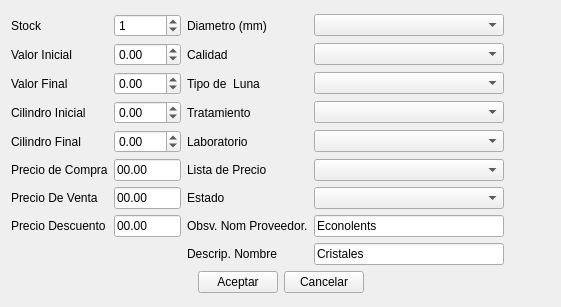
Above: producto/ui_agregarluna.ui from rodety/Jireh before the change. Below: the same form after it.
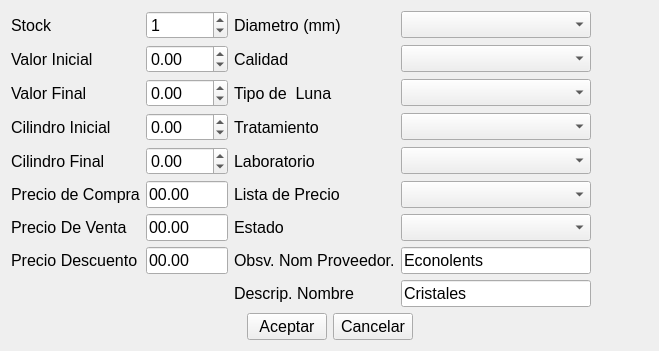
That is the form after the change. Icons and pictures are not drawn. Custom widgets are drawn as their Qt base class.

What changed in the file:
```diff
--- a/producto/ui_agregarluna.ui
+++ b/producto/ui_agregarluna.ui
@@ -6,10 +6,15 @@
    <rect>
     <x>0</x>
     <y>0</y>
-    <width>528</width>
-    <height>307</height>
+    <width>652</width>
+    <height>328</height>
    </rect>
   </property>
+  <property name="font">
+   <font>
+    <pointsize>12</pointsize>
+   </font>
+  </property>
   <property name="windowTitle">
    <string>Form</string>
   </property>
```
Left out of the diff: 19 changed lines with no effect on the pictures.
